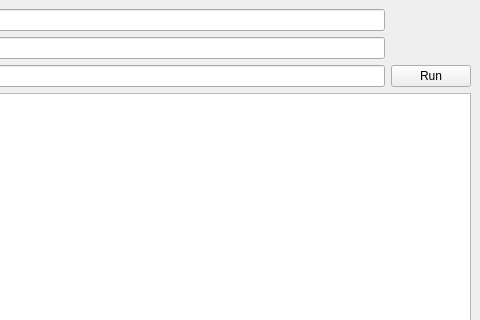
Qt form ui/main.ui (jesseklm/mtu-discovery) before a commit; both pictures show x 142 to 622 and y 0 to 320 of the 622 by 414 pixel window.
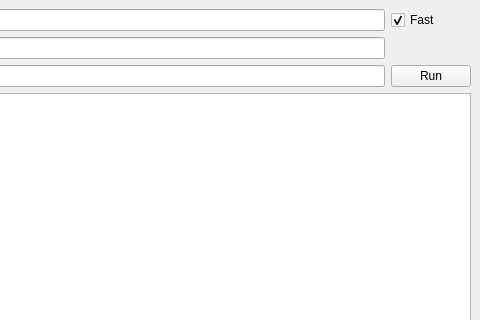
The same form after that commit.

Commit message: option for slow scan

What changed in the file:
```diff
--- a/ui/main.ui
+++ b/ui/main.ui
@@ -67,6 +67,16 @@
       </property>
      </widget>
     </item>
+    <item row="0" column="2">
+     <widget class="QCheckBox" name="checkBox_fast">
+      <property name="text">
+       <string>Fast</string>
+      </property>
+      <property name="checked">
+       <bool>true</bool>
+      </property>
+     </widget>
+    </item>
    </layout>
   </widget>
   <widget class="QStatusBar" name="statusbar"/>
```
The commit also changes 1 other file.
